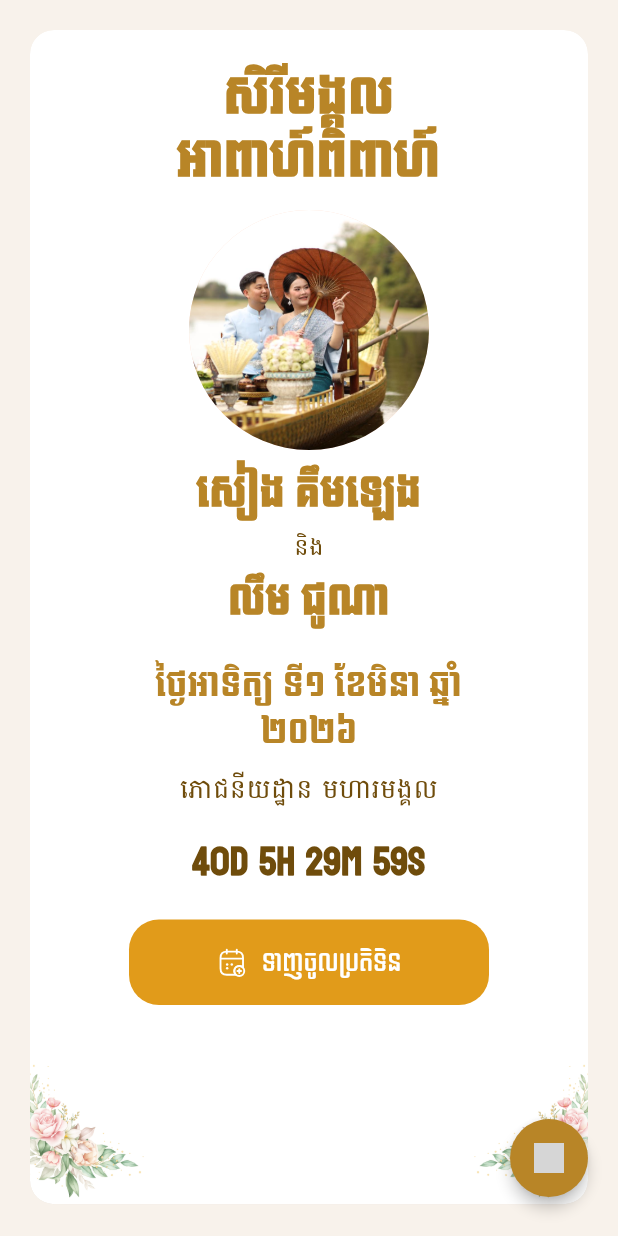
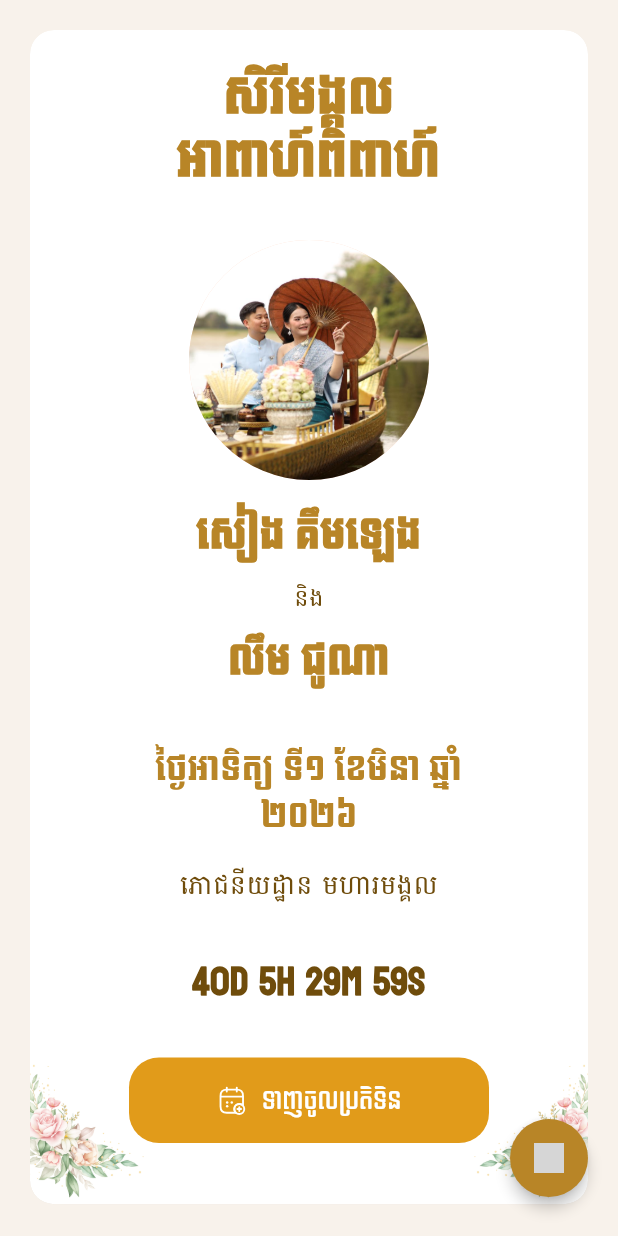
Before and after one commit to viboltep/Kimleng-Chunna-Wedding, a Flutter app: the screen it shows after launch, after a tap on "សូមចុចបើកការអញ្ចើញ", on a phone screen of 412 x 824 dp. Run offline on Flutter 3.47's test engine with Material 3 defaults, Android fonts, the phone set to English and light mode, and no system bars; our stand-ins replace audioplayers, flutter_animate, flutter_svg, iconsax, share_plus, shimmer and 1 more; missing offline and left inert: dart:html, dart:ui_web; grey boxes are pictures that could not be loaded.

Commit message:
update Description

```diff
--- a/kimleng_chunna_wedding/lib/widgets/home_screen.dart
+++ b/kimleng_chunna_wedding/lib/widgets/home_screen.dart
@@ -6,6 +6,7 @@ import 'package:iconsax/iconsax.dart';
 import 'package:url_launcher/url_launcher.dart';
 import 'package:share_plus/share_plus.dart';
 import 'package:flutter_svg/flutter_svg.dart';
+import 'package:shimmer/shimmer.dart';
 import '../constants/assets.dart';
 import '../services/web_music_service.dart';
 import '../theme/wedding_theme.dart';
@@ -26,6 +27,97 @@ const List<String> _galleryImages = [
   Assets.photo9,
   Assets.photo10,
 ];
+
+/// Shimmer widget for image loading placeholder
+class _ShimmerImage extends StatelessWidget {
+  const _ShimmerImage({
+    required this.width,
+    required this.height,
+    this.borderRadius,
+  });
+
+  final double width;
+  final double height;
+  final BorderRadius? borderRadius;
+
+  @override
+  Widget build(BuildContext context) {
+    return Shimmer.fromColors(
+      baseColor: Colors.grey[300]!,
+      highlightColor: Colors.grey[100]!,
+      period: const Duration(milliseconds: 1200),
+      child: Container(
+        width: width,
+        height: height,
+        decoration: BoxDecoration(
+          color: Colors.grey[300],
+          borderRadius: borderRadius ?? BorderRadius.zero,
+        ),
+      ),
+    );
+  }
+}
+
+/// Image widget with shimmer loading effect
+class _ShimmerImageAsset extends StatefulWidget {
+  const _ShimmerImageAsset({
+    required this.imagePath,
+    required this.width,
+    required this.height,
+    this.fit = BoxFit.cover,
+    this.borderRadius,
+  });
+
+  final String imagePath;
+  final double width;
+  final double height;
+  final BoxFit fit;
+  final BorderRadius? borderRadius;
+
+  @override
+  State<_ShimmerImageAsset> createState() => _ShimmerImageAssetState();
+}
+
+class _ShimmerImageAssetState extends State<_ShimmerImageAsset> {
+  bool _isLoading = true;
+
+  @override
+  Widget build(BuildContext context) {
+    return Stack(
+      children: [
+        if (_isLoading)
+          _ShimmerImage(
+            width: widget.width,
+            height: widget.height,
+            borderRadius: widget.borderRadius,
+          ),
+        Image.asset(
+          widget.imagePath,
+          width: widget.width,
+          height: widget.height,
+          fit: widget.fit,
+          frameBuilder: (context, child, frame, wasSynchronouslyLoaded) {
+            if (wasSynchronouslyLoaded || frame != null) {
+              if (_isLoading) {
+                WidgetsBinding.instance.addPostFrameCallback((_) {
+                  if (mounted) {
+                    setState(() => _isLoading = false);
+                  }
+                });
+              }
+              return child;
+            }
+            return _ShimmerImage(
+              width: widget.width,
+              height: widget.height,
+              borderRadius: widget.borderRadius,
+            );
+          },
+        ),
+      ],
+    );
+  }
+}
 
 /// Desktop-first home screen aligned to the Figma “Home” frame (11:51).
 class HomeScreen extends StatefulWidget {
@@ -365,6 +457,7 @@ class _HeroInvite extends StatelessWidget {
           child: Column(
             mainAxisSize: MainAxisSize.min,
             crossAxisAlignment: CrossAxisAlignment.center,
+            mainAxisAlignment: MainAxisAlignment.center,
             children: [
               Text(
                 'សិរីមង្គលអាពាហ៍ពិពាហ៍',
@@ -374,19 +467,20 @@ class _HeroInvite extends StatelessWidget {
                   fontSize: 32,
                 ),
               ),
-              const SizedBox(height: 12),
+              const SizedBox(height: 32),
               LayoutBuilder(
                 builder: (context, constraints) {
                   final isNarrow = constraints.maxWidth < 700;
                   if (isNarrow) {
                     return Column(
                       mainAxisSize: MainAxisSize.min,
+                      crossAxisAlignment: CrossAxisAlignment.center,
                       children: [
                         CircleAvatar(
                                     backgroundImage: AssetImage(Assets.photo8),
                           radius: 80,
                         ),
-                        const SizedBox(height: 12),
+                        const SizedBox(height: 20),
                         Text(
                           'សៀង គឹមឡេង',
                           textAlign: TextAlign.center,
@@ -395,7 +489,7 @@ class _HeroInvite extends StatelessWidget {
                             fontSize: 26,
                           ),
                         ),
-                        const SizedBox(height: 6),
+                        const SizedBox(height: 12),
                         Text(
                           'និង',
                           textAlign: TextAlign.center,
@@ -404,7 +498,7 @@ class _HeroInvite extends StatelessWidget {
                             fontSize: 16,
                           ),
                         ),
-                        const SizedBox(height: 6),
+                        const SizedBox(height: 12),
                         Text(
                           'លឹម ជូណា',
                           textAlign: TextAlign.center,
@@ -451,9 +545,10 @@ class _HeroInvite extends StatelessWidget {
                   );
                 },
               ),
-              const SizedBox(height: 24),
+              const SizedBox(height: 40),
               Column(
                 crossAxisAlignment: CrossAxisAlignment.center,
+                mainAxisAlignment: MainAxisAlignment.center,
                 children: [
                   Text(
                     'ថ្ងៃអាទិត្យ ទី១ ខែមិនា ឆ្នាំ ២០២៦',
@@ -463,7 +558,7 @@ class _HeroInvite extends StatelessWidget {
                       fontSize: 22,
                     ),
                   ),
-                  const SizedBox(height: 8),
+                  const SizedBox(height: 16),
                   Text(
                     'ភោជនីយដ្ឋាន មហារមង្គល',
                     textAlign: TextAlign.center,
@@ -472,7 +567,7 @@ class _HeroInvite extends StatelessWidget {
                       fontSize: 18,
                     ),
                   ),
-                  const SizedBox(height: 16),
+                  const SizedBox(height: 32),
                   Text(
                     countdown,
                     textAlign: TextAlign.center,
@@ -482,7 +577,7 @@ class _HeroInvite extends StatelessWidget {
                       fontWeight: FontWeight.w700,
                     ),
                   ),
-                  const SizedBox(height: 20),
+                  const SizedBox(height: 32),
                   _CalendarButton(),
                 ],
               ),
@@ -1058,17 +1153,17 @@ class _GalleryCollage extends StatelessWidget {
                 width: double.infinity,
                 height: 250,
                 child: ClipRect(
-                  child: Image.asset(
-                    _galleryImages[index],
-                    fit: BoxFit.cover,
+                  child: _ShimmerImageAsset(
+                    imagePath: _galleryImages[index],
                     width: double.infinity,
                     height: 250,
+                    fit: BoxFit.cover,
                   ),
-              ),
-            ),
-          ),
-        ),
-      ],
+                ),
+              ),
+            ),
+          ),
+        ],
       ),
     );
   }
@@ -1436,7 +1531,17 @@ class _StoryImageFrame extends StatelessWidget {
             borderRadius: BorderRadius.circular(10),
             child: AspectRatio(
               aspectRatio: 3 / 4,
-              child: Image.asset(image, fit: BoxFit.cover),
+              child: LayoutBuilder(
+                builder: (context, constraints) {
+                  return _ShimmerImageAsset(
+                    imagePath: image,
+                    width: constraints.maxWidth,
+                    height: constraints.maxHeight,
+                    fit: BoxFit.cover,
+                    borderRadius: BorderRadius.circular(10),
+                  );
+                },
+              ),
             ),
           ),
         ),
@@ -1877,7 +1982,17 @@ class _GiftQrCard extends StatelessWidget {
             aspectRatio: 1,
             child: ClipRRect(
               borderRadius: BorderRadius.circular(10),
-              child: Image.asset(imagePath, fit: BoxFit.cover),
+              child: LayoutBuilder(
+                builder: (context, constraints) {
+                  return _ShimmerImageAsset(
+                    imagePath: imagePath,
+                    width: constraints.maxWidth,
+                    height: constraints.maxHeight,
+                    fit: BoxFit.cover,
+                    borderRadius: BorderRadius.circular(10),
+                  );
+                },
+              ),
             ),
           ),
         ],
--- a/kimleng_chunna_wedding/lib/widgets/welcome_card.dart
+++ b/kimleng_chunna_wedding/lib/widgets/welcome_card.dart
@@ -3,6 +3,7 @@ import 'dart:convert';
 import 'package:flutter/material.dart';
 import 'package:flutter_svg/flutter_svg.dart';
 import 'package:http/http.dart' as http;
+import 'package:shimmer/shimmer.dart';
 import '../services/web_music_service.dart';
 import '../theme/wedding_theme.dart';
 
@@ -272,10 +273,23 @@ class _WelcomeCardState extends State<WelcomeCard> {
                     ),
                     child: Column(
                       children: [
-
-                        //Guest Name
-                        Text(
-                          _loading ? 'កំពុងផ្ទុក...' : _guestName,
+                        //Guest Name with Shimmer
+                        _loading
+                            ? Shimmer.fromColors(
+                                baseColor: accentColor.withValues(alpha: 0.2),
+                                highlightColor: accentColor.withValues(alpha: 0.4),
+                                period: const Duration(milliseconds: 1200),
+                                child: Container(
+                                  width: 200,
+                                  height: 36,
+                                  decoration: BoxDecoration(
+                                    color: accentColor.withValues(alpha: 0.3),
+                                    borderRadius: BorderRadius.circular(8),
+                                  ),
+                                ),
+                              )
+                            : Text(
+                                _guestName,
                                 textAlign: TextAlign.center,
                                 style: const TextStyle(
                                   fontFamily: 'Koulen',
--- a/kimleng_chunna_wedding/pubspec.yaml
+++ b/kimleng_chunna_wedding/pubspec.yaml
@@ -24,6 +24,7 @@ dependencies:
   flutter_staggered_grid_view: ^0.7.0
   iconsax: ^0.0.8
   flutter_svg: ^2.0.10+1
+  shimmer: ^3.0.0
   http: ^1.2.0
   flutter_map: ^7.0.2
   latlong2: ^0.9.1
```
Also changed, not shown: kimleng_chunna_wedding/pubspec.lock, 1 other file. Lines whose indentation alone changed are shown as unchanged.
